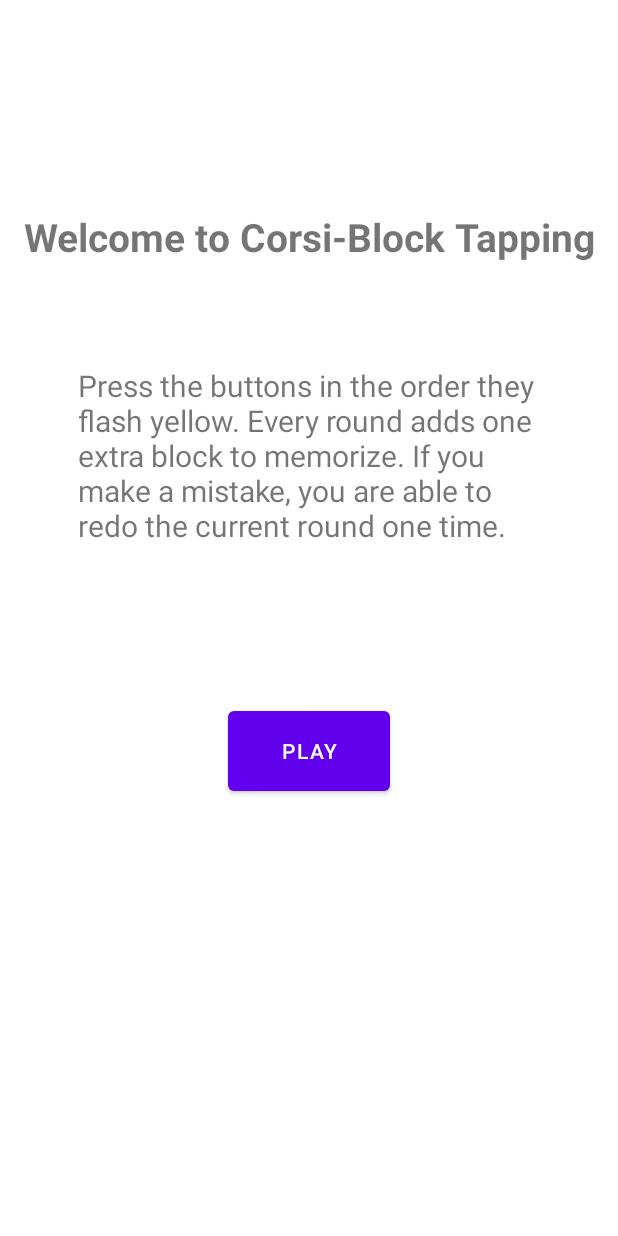
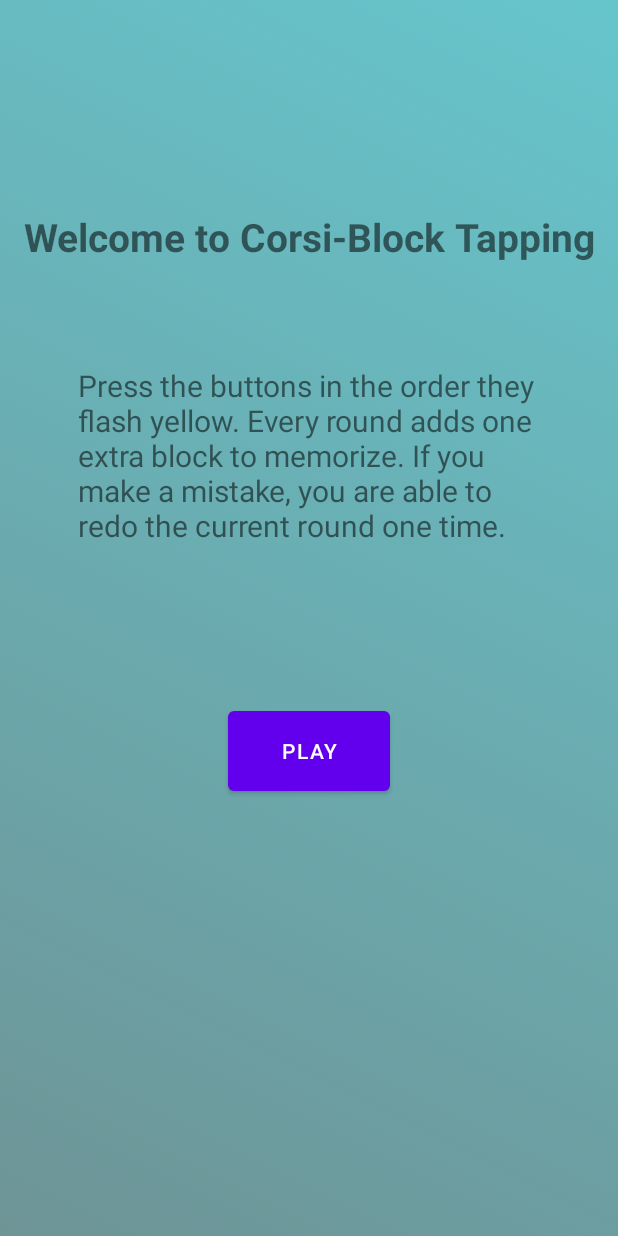
Before and after one commit to 308kyle/Corsi, an Android app: the layout activity_main.xml on its own in the app's theme, with its tools: preview values and no code run, on a phone screen of 412 x 824 dp. Run offline under Robolectric (Android 15) with nearby library versions, the phone set to English and light mode, and no system bars.

Commit message:
Added gradient background

```diff
--- a/app/src/main/java/com/example/myapplication/GamePage.kt
+++ b/app/src/main/java/com/example/myapplication/GamePage.kt
@@ -14,6 +14,7 @@ import android.provider.CalendarContract
 import android.transition.Transition
 import android.util.Log
 import android.view.View
+import android.view.Window
 import android.widget.Button
 import android.widget.TextView
 import android.widget.Toast
@@ -61,6 +62,8 @@ class GamePage: AppCompatActivity(), View.OnClickListener {
 
     override fun onCreate(savedInstanceState: Bundle?) {
         super.onCreate(savedInstanceState)
+        requestWindowFeature(Window.FEATURE_NO_TITLE)
+        supportActionBar!!.hide()
         setContentView(R.layout.activity_game)
 
         mConstraintLayout = findViewById<ConstraintLayout>(R.id.constraintLayout)
--- a/app/src/main/java/com/example/myapplication/LoseScreen.kt
+++ b/app/src/main/java/com/example/myapplication/LoseScreen.kt
@@ -3,6 +3,7 @@ package com.example.myapplication
 import android.content.Intent
 import android.content.SharedPreferences
 import android.os.Bundle
+import android.view.Window
 import android.widget.Button
 import android.widget.TextView
 import androidx.appcompat.app.AppCompatActivity
@@ -17,6 +18,8 @@ class LoseScreen : AppCompatActivity() {
 
     override fun onCreate(savedInstanceState: Bundle?) {
         super.onCreate(savedInstanceState)
+        requestWindowFeature(Window.FEATURE_NO_TITLE)
+        supportActionBar!!.hide()
         setContentView(R.layout.activity_lose)
 
         round = findViewById(R.id.endround)
--- a/app/src/main/java/com/example/myapplication/TransitionScreen.kt
+++ b/app/src/main/java/com/example/myapplication/TransitionScreen.kt
@@ -2,6 +2,7 @@ package com.example.myapplication
 
 import android.content.Intent
 import android.os.Bundle
+import android.view.Window
 import android.widget.Button
 import android.widget.TextView
 import androidx.appcompat.app.AppCompatActivity
@@ -12,6 +13,8 @@ class TransitionScreen : AppCompatActivity()  {
 
     override fun onCreate(savedInstanceState: Bundle?) {
         super.onCreate(savedInstanceState)
+        requestWindowFeature(Window.FEATURE_NO_TITLE)
+        supportActionBar!!.hide()
         setContentView(R.layout.transition_screen)
 
         next = findViewById(R.id.next)
--- /dev/null
+++ b/app/src/main/res/drawable/animation.xml
@@ -0,0 +1,15 @@
+<?xml version="1.0" encoding="utf-8"?>
+<animation-list xmlns:android="http://schemas.android.com/apk/res/android">
+    <item
+        android:drawable="@drawable/background_1"
+        android:duration="4000"
+    />
+    <item
+        android:drawable="@drawable/background_2"
+        android:duration="4000"
+        />
+    <item
+        android:drawable="@drawable/background_3"
+        android:duration="4000"
+        />
+</animation-list>
--- a/app/src/main/res/drawable/background_1.xml
+++ b/app/src/main/res/drawable/background_1.xml
@@ -4,8 +4,8 @@
         <shape>
             <gradient
                 android:angle="225"
-                android:startColor="#0d9ee0"
-                android:endColor="#93abb5"
+                android:startColor="#66c5cc"
+                android:endColor="#6e9496"
                 />
         </shape>
 
--- a/app/src/main/res/drawable/background_2.xml
+++ b/app/src/main/res/drawable/background_3.xml
@@ -3,9 +3,9 @@
     <item>
         <shape>
             <gradient
-                android:angle="225"
-                android:startColor="#7128c9"
-                android:endColor="#93abb5"
+                android:angle="45"
+                android:startColor="#ad3152"
+                android:endColor="#b6a8f0"
                 />
         </shape>
 
--- a/app/src/main/res/layout/activity_main.xml
+++ b/app/src/main/res/layout/activity_main.xml
@@ -4,7 +4,9 @@
     xmlns:tools="http://schemas.android.com/tools"
     android:layout_width="match_parent"
     android:layout_height="match_parent"
-    tools:context=".MainActivity">
+    tools:context=".MainActivity"
+    android:background="@drawable/animation"
+    android:id="@+id/MainActivityLayout">
 
     <TextView
         android:id="@+id/textView"
--- a/app/src/main/res/values/style.xml
+++ /dev/null
@@ -1,12 +0,0 @@
-<?xml version="1.0" encoding="utf-8"?>
-<resources>
-    <style name="Theme" parent="Theme.MyApplication">
-        <item name="windowActionBar">false</item>
-
-        <item name="windowNoTitle">true</item>
-
-    </style>
-
-
-
-</resources>
```
Also changed, not shown: app/src/main/java/com/example/myapplication/MainActivity.kt (+11 -0 lines).
